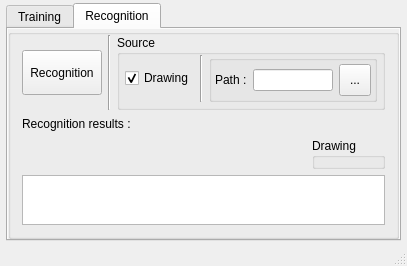
Old version of the form src/mainwindow.ui in the repository JuPrgn/NNumberRec.
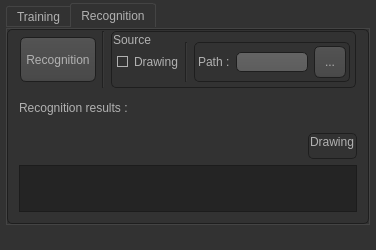
New version of the form. Icons and pictures are not drawn.

```diff
--- a/src/mainwindow.ui
+++ b/src/mainwindow.ui
@@ -6,13 +6,505 @@
    <rect>
     <x>0</x>
     <y>0</y>
-    <width>407</width>
-    <height>248</height>
+    <width>376</width>
+    <height>250</height>
    </rect>
   </property>
   <property name="windowTitle">
    <string>MainWindow</string>
   </property>
+  <property name="styleSheet">
+   <string notr="true">QToolTip
+{
+     border: 1px solid black;
+     background-color: #ffa02f;
+     padding: 1px;
+     border-radius: 3px;
+     opacity: 100;
+}
+
+QWidget
+{
+    color: #b1b1b1;
+    background-color: #323232;
+}
+
+QWidget:item:hover
+{
+    background-color: QLinearGradient( x1: 0, y1: 0, x2: 0, y2: 1, stop: 0 #ffa02f, stop: 1 #ca0619);
+    color: #000000;
+}
+
+QWidget:item:selected
+{
+    background-color: QLinearGradient( x1: 0, y1: 0, x2: 0, y2: 1, stop: 0 #ffa02f, stop: 1 #d7801a);
+}
+
+QMenuBar::item
+{
+    background: transparent;
+}
+
+QMenuBar::item:selected
+{
+    background: transparent;
+    border: 1px solid #ffaa00;
+}
+
+QMenuBar::item:pressed
+{
+    background: #444;
+    border: 1px solid #000;
+    background-color: QLinearGradient(
+        x1:0, y1:0,
+        x2:0, y2:1,
+        stop:1 #212121,
+        stop:0.4 #343434/*,
+        stop:0.2 #343434,
+        stop:0.1 #ffaa00*/
+    );
+    margin-bottom:-1px;
+    padding-bottom:1px;
+}
+
+QMenu
+{
+    border: 1px solid #000;
+}
+
+QMenu::item
+{
+    padding: 2px 20px 2px 20px;
+}
+
+QMenu::item:selected
+{
+    color: #000000;
+}
+
+QWidget:disabled
+{
+    color: #404040;
+    background-color: #323232;
+}
+
+QAbstractItemView
+{
+    background-color: QLinearGradient( x1: 0, y1: 0, x2: 0, y2: 1, stop: 0 #4d4d4d, stop: 0.1 #646464, stop: 1 #5d5d5d);
+}
+
+QWidget:focus
+{
+    /*border: 2px solid QLinearGradient( x1: 0, y1: 0, x2: 0, y2: 1, stop: 0 #ffa02f, stop: 1 #d7801a);*/
+}
+
+QLineEdit
+{
+    background-color: QLinearGradient( x1: 0, y1: 0, x2: 0, y2: 1, stop: 0 #4d4d4d, stop: 0 #646464, stop: 1 #5d5d5d);
+    padding: 1px;
+    border-style: solid;
+    border: 1px solid #1e1e1e;
+    border-radius: 5;
+}
+
+QPushButton
+{
+    color: #b1b1b1;
+    background-color: QLinearGradient( x1: 0, y1: 0, x2: 0, y2: 1, stop: 0 #565656, stop: 0.1 #525252, stop: 0.5 #4e4e4e, stop: 0.9 #4a4a4a, stop: 1 #464646);
+    border-width: 1px;
+    border-color: #1e1e1e;
+    border-style: solid;
+    border-radius: 6;
+    padding: 3px;
+    font-size: 12px;
+    padding-left: 5px;
+    padding-right: 5px;
+}
+
+QPushButton:pressed
+{
+    background-color: QLinearGradient( x1: 0, y1: 0, x2: 0, y2: 1, stop: 0 #2d2d2d, stop: 0.1 #2b2b2b, stop: 0.5 #292929, stop: 0.9 #282828, stop: 1 #252525);
+}
+
+QToolButton
+{
+    color: #b1b1b1;
+    background-color: QLinearGradient( x1: 0, y1: 0, x2: 0, y2: 1, stop: 0 #565656, stop: 0.1 #525252, stop: 0.5 #4e4e4e, stop: 0.9 #4a4a4a, stop: 1 #464646);
+    border-width: 1px;
+    border-color: #1e1e1e;
+    border-style: solid;
+    border-radius: 6;
+    padding: 3px;
+    font-size: 12px;
+    padding-left: 5px;
+    padding-right: 5px;
+}
+
+QToolButton:pressed
+{
+    background-color: QLinearGradient( x1: 0, y1: 0, x2: 0, y2: 1, stop: 0 #2d2d2d, stop: 0.1 #2b2b2b, stop: 0.5 #292929, stop: 0.9 #282828, stop: 1 #252525);
+}
+
+QComboBox
+{
+    selection-background-color: #ffaa00;
+    background-color: QLinearGradient( x1: 0, y1: 0, x2: 0, y2: 1, stop: 0 #565656, stop: 0.1 #525252, stop: 0.5 #4e4e4e, stop: 0.9 #4a4a4a, stop: 1 #464646);
+    border-style: solid;
+    border: 1px solid #1e1e1e;
+    border-radius: 5;
+}
+
+QComboBox:hover,QPushButton:hover,QToolButton:hover,QLineEdit:hover
+{
+    border: 2px solid QLinearGradient( x1: 0, y1: 0, x2: 0, y2: 1, stop: 0 #ffa02f, stop: 1 #d7801a);
+}
+
+
+QComboBox:on
+{
+    padding-top: 3px;
+    padding-left: 4px;
+    background-color: QLinearGradient( x1: 0, y1: 0, x2: 0, y2: 1, stop: 0 #2d2d2d, stop: 0.1 #2b2b2b, stop: 0.5 #292929, stop: 0.9 #282828, stop: 1 #252525);
+    selection-background-color: #ffaa00;
+}
+
+QComboBox QAbstractItemView
+{
+    border: 2px solid darkgray;
+    selection-background-color: QLinearGradient( x1: 0, y1: 0, x2: 0, y2: 1, stop: 0 #ffa02f, stop: 1 #d7801a);
+}
+
+QComboBox::drop-down
+{
+     subcontrol-origin: padding;
+     subcontrol-position: top right;
+     width: 15px;
+
+     border-left-width: 0px;
+     border-left-color: darkgray;
+     border-left-style: solid; /* just a single line */
+     border-top-right-radius: 3px; /* same radius as the QComboBox */
+     border-bottom-right-radius: 3px;
+ }
+
+QComboBox::down-arrow
+{
+     image: url(:/down_arrow.png);
+}
+
+QGroupBox
+{
+border: 1px solid #1e1e1e;
+border-radius: 5px;
+}
+
+QGroupBox::title {
+  background-color: transparent;
+  /*margin-top:-3px;
+  margin-left:+10px;*/
+}
+
+QGroupBox:focus
+{
+border: 2px solid QLinearGradient( x1: 0, y1: 0, x2: 0, y2: 1, stop: 0 #ffa02f, stop: 1 #d7801a);
+}
+
+QTextEdit:focus
+{
+    border: 2px solid QLinearGradient( x1: 0, y1: 0, x2: 0, y2: 1, stop: 0 #ffa02f, stop: 1 #d7801a);
+}
+
+QScrollBar:horizontal {
+     border: 1px solid #222222;
+     background: QLinearGradient( x1: 0, y1: 0, x2: 0, y2: 1, stop: 0.0 #121212, stop: 0.2 #282828, stop: 1 #484848);
+     height: 7px;
+     margin: 0px 16px 0 16px;
+}
+
+QScrollBar::handle:horizontal
+{
+      background: QLinearGradient( x1: 0, y1: 0, x2: 1, y2: 0, stop: 0 #ffa02f, stop: 0.5 #d7801a, stop: 1 #ffa02f);
+      min-height: 20px;
+      border-radius: 2px;
+}
+
+QScrollBar::add-line:horizontal {
+      border: 1px solid #1b1b19;
+      border-radius: 2px;
+      background: QLinearGradient( x1: 0, y1: 0, x2: 1, y2: 0, stop: 0 #ffa02f, stop: 1 #d7801a);
+      width: 14px;
+      subcontrol-position: right;
+      subcontrol-origin: margin;
+}
+
+QScrollBar::sub-line:horizontal {
+      border: 1px solid #1b1b19;
+      border-radius: 2px;
+      background: QLinearGradient( x1: 0, y1: 0, x2: 1, y2: 0, stop: 0 #ffa02f, stop: 1 #d7801a);
+      width: 14px;
+     subcontrol-position: left;
+     subcontrol-origin: margin;
+}
+
+QScrollBar::right-arrow:horizontal, QScrollBar::left-arrow:horizontal
+{
+      border: 1px solid black;
+      width: 1px;
+      height: 1px;
+      background: white;
+}
+
+QScrollBar::add-page:horizontal, QScrollBar::sub-page:horizontal
+{
+      background: none;
+}
+
+QScrollBar:vertical
+{
+      background: QLinearGradient( x1: 0, y1: 0, x2: 1, y2: 0, stop: 0.0 #121212, stop: 0.2 #282828, stop: 1 #484848);
+      width: 7px;
+      margin: 16px 0 16px 0;
+      border: 1px solid #222222;
+}
+
+QScrollBar::handle:vertical
+{
+      background: QLinearGradient( x1: 0, y1: 0, x2: 0, y2: 1, stop: 0 #ffa02f, stop: 0.5 #d7801a, stop: 1 #ffa02f);
+      min-height: 20px;
+      border-radius: 2px;
+}
+
+QScrollBar::add-line:vertical
+{
+      border: 1px solid #1b1b19;
+      border-radius: 2px;
+      background: QLinearGradient( x1: 0, y1: 0, x2: 0, y2: 1, stop: 0 #ffa02f, stop: 1 #d7801a);
+      height: 14px;
+      subcontrol-position: bottom;
+      subcontrol-origin: margin;
+}
+
+QScrollBar::sub-line:vertical
+{
+      border: 1px solid #1b1b19;
+      border-radius: 2px;
+      background: QLinearGradient( x1: 0, y1: 0, x2: 0, y2: 1, stop: 0 #d7801a, stop: 1 #ffa02f);
+      height: 14px;
+      subcontrol-position: top;
+      subcontrol-origin: margin;
+}
+
+QScrollBar::up-arrow:vertical, QScrollBar::down-arrow:vertical
+{
+      border: 1px solid black;
+      width: 1px;
+      height: 1px;
+      background: white;
+}
+
+
+QScrollBar::add-page:vertical, QScrollBar::sub-page:vertical
+{
+      background: none;
+}
+
+QTextEdit
+{
+    background-color: #242424;
+}
+
+QPlainTextEdit
+{
+    background-color: #242424;
+}
+
+QHeaderView::section
+{
+    background-color: QLinearGradient(x1:0, y1:0, x2:0, y2:1, stop:0 #616161, stop: 0.5 #505050, stop: 0.6 #434343, stop:1 #656565);
+    color: white;
+    padding-left: 4px;
+    border: 1px solid #6c6c6c;
+}
+
+QCheckBox:disabled
+{
+color: #414141;
+}
+
+QDockWidget::title
+{
+    text-align: center;
+    spacing: 3px; /* spacing between items in the tool bar */
+    background-color: QLinearGradient(x1:0, y1:0, x2:0, y2:1, stop:0 #323232, stop: 0.5 #242424, stop:1 #323232);
+}
+
+QDockWidget::close-button, QDockWidget::float-button
+{
+    text-align: center;
+    spacing: 1px; /* spacing between items in the tool bar */
+    background-color: QLinearGradient(x1:0, y1:0, x2:0, y2:1, stop:0 #323232, stop: 0.5 #242424, stop:1 #323232);
+}
+
+QDockWidget::close-button:hover, QDockWidget::float-button:hover
+{
+    background: #242424;
+}
+
+QDockWidget::close-button:pressed, QDockWidget::float-button:pressed
+{
+    padding: 1px -1px -1px 1px;
+}
+
+QMainWindow::separator
+{
+    background-color: QLinearGradient(x1:0, y1:0, x2:0, y2:1, stop:0 #161616, stop: 0.5 #151515, stop: 0.6 #212121, stop:1 #343434);
+    color: white;
+    padding-left: 4px;
+    border: 1px solid #4c4c4c;
+    spacing: 3px; /* spacing between items in the tool bar */
+}
+
+QMainWindow::separator:hover
+{
+
+    background-color: QLinearGradient(x1:0, y1:0, x2:0, y2:1, stop:0 #d7801a, stop:0.5 #b56c17 stop:1 #ffa02f);
+    color: white;
+    padding-left: 4px;
+    border: 1px solid #6c6c6c;
+    spacing: 3px; /* spacing between items in the tool bar */
+}
+
+QToolBar::handle
+{
+     spacing: 3px; /* spacing between items in the tool bar */
+     background: url(:/img/handle.png);
+}
+
+QMenu::separator
+{
+    height: 2px;
+    background-color: QLinearGradient(x1:0, y1:0, x2:0, y2:1, stop:0 #161616, stop: 0.5 #151515, stop: 0.6 #212121, stop:1 #343434);
+    color: white;
+    padding-left: 4px;
+    margin-left: 10px;
+    margin-right: 5px;
+}
+
+QProgressBar
+{
+    border: 2px solid grey;
+    border-radius: 5px;
+    text-align: center;
+}
+
+QProgressBar::chunk
+{
+    background-color: #d7801a;
+    width: 2.15px;
+    margin: 0.5px;
+}
+
+QTabBar::tab {
+    color: #b1b1b1;
+    border: 1px solid #444;
+    border-bottom-style: none;
+    background-color: #323232;
+    padding-left: 10px;
+    padding-right: 10px;
+    padding-top: 3px;
+    padding-bottom: 2px;
+    margin-right: -1px;
+}
+
+QTabWidget::pane {
+    border: 1px solid #444;
+    top: 1px;
+}
+
+QTabBar::tab:last
+{
+    margin-right: 0; /* the last selected tab has nothing to overlap with on the right */
+    border-top-right-radius: 3px;
+}
+
+QTabBar::tab:first:!selected
+{
+ margin-left: 0px; /* the last selected tab has nothing to overlap with on the right */
+
+
+    border-top-left-radius: 3px;
+}
+
+QTabBar::tab:!selected
+{
+    color: #b1b1b1;
+    border-bottom-style: solid;
+    margin-top: 3px;
+    background-color: QLinearGradient(x1:0, y1:0, x2:0, y2:1, stop:1 #212121, stop:.4 #343434);
+}
+
+QTabBar::tab:selected
+{
+    border-top-left-radius: 3px;
+    border-top-right-radius: 3px;
+    margin-bottom: 0px;
+}
+
+QTabBar::tab:!selected:hover
+{
+    /*border-top: 2px solid #ffaa00;
+    padding-bottom: 3px;*/
+    border-top-left-radius: 3px;
+    border-top-right-radius: 3px;
+    background-color: QLinearGradient(x1:0, y1:0, x2:0, y2:1, stop:1 #212121, stop:0.4 #343434, stop:0.2 #343434, stop:0.1 #ffaa00);
+}
+
+QRadioButton::indicator:checked, QRadioButton::indicator:unchecked{
+    color: #b1b1b1;
+    background-color: #323232;
+    border: 1px solid #b1b1b1;
+    border-radius: 6px;
+}
+
+QRadioButton::indicator:checked
+{
+    background-color: qradialgradient(
+        cx: 0.5, cy: 0.5,
+        fx: 0.5, fy: 0.5,
+        radius: 1.0,
+        stop: 0.25 #ffaa00,
+        stop: 0.3 #323232
+    );
+}
+
+QCheckBox::indicator{
+    color: #b1b1b1;
+    background-color: #323232;
+    border: 1px solid #b1b1b1;
+    width: 9px;
+    height: 9px;
+}
+
+QRadioButton::indicator
+{
+    border-radius: 6px;
+}
+
+QRadioButton::indicator:hover, QCheckBox::indicator:hover
+{
+    border: 1px solid #ffaa00;
+}
+
+QCheckBox::indicator:checked
+{
+    image:url(:/img/checkbox.png);
+}
+
+QCheckBox::indicator:disabled, QRadioButton::indicator:disabled
+{
+    border: 1px solid #444;
+}</string>
+  </property>
   <widget class="QWidget" name="centralWidget">
    <layout class="QGridLayout" name="gridLayout">
     <property name="leftMargin">
@@ -156,7 +648,7 @@
       </widget>
       <widget class="QWidget" name="tab_2">
        <property name="autoFillBackground">
-        <bool>true</bool>
+        <bool>false</bool>
        </property>
        <attribute name="title">
         <string>Recognition</string>
@@ -185,8 +677,17 @@
            </property>
            <item row="0" column="0" colspan="4">
             <layout class="QHBoxLayout" name="horizontalLayout_2">
+             <property name="leftMargin">
+              <number>1</number>
+             </property>
              <property name="topMargin">
-              <number>0</number>
+              <number>1</number>
+             </property>
+             <property name="rightMargin">
+              <number>1</number>
+             </property>
+             <property name="bottomMargin">
+              <number>1</number>
              </property>
              <item>
               <widget class="QPushButton" name="pbRecognition">
@@ -234,7 +735,7 @@
                  <number>5</number>
                 </property>
                 <property name="topMargin">
-                 <number>0</number>
+                 <number>10</number>
                 </property>
                 <property name="rightMargin">
                  <number>5</number>
@@ -324,17 +825,7 @@
              </item>
             </layout>
            </item>
-           <item row="2" column="0" rowspan="2">
-            <layout class="QHBoxLayout" name="layChart">
-             <property name="leftMargin">
-              <number>0</number>
-             </property>
-             <property name="topMargin">
-              <number>0</number>
-             </property>
-            </layout>
-           </item>
-           <item row="4" column="0" colspan="4">
+           <item row="5" column="0" colspan="4">
             <widget class="QTextEdit" name="teResult">
              <property name="minimumSize">
               <size>
@@ -350,7 +841,40 @@
              </property>
             </widget>
            </item>
-           <item row="2" column="2" rowspan="2" colspan="2">
+           <item row="1" column="0">
+            <widget class="QLabel" name="label_2">
+             <property name="text">
+              <string>Recognition results :</string>
+             </property>
+            </widget>
+           </item>
+           <item row="1" column="2">
+            <spacer name="verticalSpacer_2">
+             <property name="orientation">
+              <enum>Qt::Vertical</enum>
+             </property>
+             <property name="sizeHint" stdset="0">
+              <size>
+               <width>20</width>
+               <height>40</height>
+              </size>
+             </property>
+            </spacer>
+           </item>
+           <item row="3" column="1">
+            <spacer name="horizontalSpacer">
+             <property name="orientation">
+              <enum>Qt::Horizontal</enum>
+             </property>
+             <property name="sizeHint" stdset="0">
+              <size>
+               <width>40</width>
+               <height>20</height>
+              </size>
+             </property>
+            </spacer>
+           </item>
+           <item row="3" column="2" rowspan="2" colspan="2">
             <widget class="QGroupBox" name="groupBox_5">
              <property name="title">
               <string>Drawing</string>
@@ -360,7 +884,7 @@
                <number>3</number>
               </property>
               <property name="topMargin">
-               <number>0</number>
+               <number>15</number>
               </property>
               <property name="rightMargin">
                <number>3</number>
@@ -387,38 +911,15 @@
              </layout>
             </widget>
            </item>
-           <item row="1" column="0">
-            <widget class="QLabel" name="label_2">
-             <property name="text">
-              <string>Recognition results :</string>
+           <item row="2" column="0" rowspan="3">
+            <layout class="QHBoxLayout" name="layChart">
+             <property name="leftMargin">
+              <number>0</number>
              </property>
-            </widget>
-           </item>
-           <item row="1" column="2">
-            <spacer name="verticalSpacer_2">
-             <property name="orientation">
-              <enum>Qt::Vertical</enum>
+             <property name="topMargin">
+              <number>0</number>
              </property>
-             <property name="sizeHint" stdset="0">
-              <size>
-               <width>20</width>
-               <height>40</height>
-              </size>
-             </property>
-            </spacer>
-           </item>
-           <item row="2" column="1">
-            <spacer name="horizontalSpacer">
-             <property name="orientation">
-              <enum>Qt::Horizontal</enum>
-             </property>
-             <property name="sizeHint" stdset="0">
-              <size>
-               <width>40</width>
-               <height>20</height>
-              </size>
-             </property>
-            </spacer>
+            </layout>
            </item>
           </layout>
          </widget>
```
Left out of the diff: 4 changed lines with no effect on the pictures.
